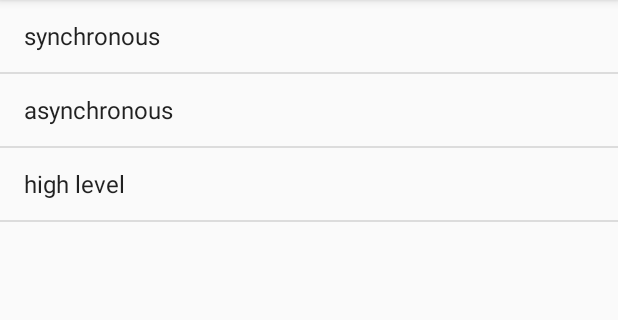
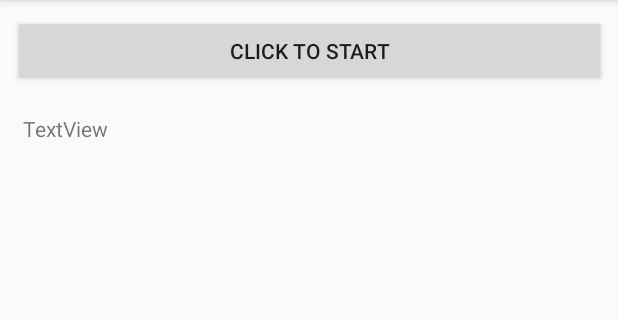
Before and after one commit to futurechallenger/kotlinAndroid, an Android app: the OKHttp3Activity screen opened directly, with no data from a screen before it, after a tap on "asynchronous", on a phone screen of 412 x 824 dp, the part 84-404 px from its top. Run offline under Robolectric (Android 15) with nearby library versions, the phone set to English and light mode, and no system bars.

Commit message:
async okhttp

```diff
--- a/app/src/main/AndroidManifest.xml
+++ b/app/src/main/AndroidManifest.xml
@@ -2,7 +2,7 @@
 <manifest xmlns:android="http://schemas.android.com/apk/res/android"
           package="test.demo.myapplication">
 
-    <uses-permission android:name="android.permission.INTERNET" />
+    <uses-permission android:name="android.permission.INTERNET"/>
 
     <application
         android:allowBackup="true"
@@ -34,6 +34,8 @@
         </activity>
         <activity android:name=".okHttp.AsyncActivity">
         </activity>
+        <activity android:name=".test.Main2Activity">
+        </activity>
     </application>
 
 </manifest>
--- a/app/src/main/java/test/demo/myapplication/OKHttp3Activity.kt
+++ b/app/src/main/java/test/demo/myapplication/OKHttp3Activity.kt
@@ -6,6 +6,7 @@ import android.support.v7.app.AppCompatActivity
 import android.util.Log
 import android.widget.ArrayAdapter
 import android.widget.ListView
+import test.demo.myapplication.okHttp.AsyncActivity
 import test.demo.myapplication.okHttp.SyncActivity
 
 class OKHttp3Activity : AppCompatActivity() {
@@ -19,15 +20,18 @@ class OKHttp3Activity : AppCompatActivity() {
     _listView = findViewById(R.id.listView) as ListView
     _listView!!.adapter = ArrayAdapter<String>(this, android.R.layout.simple_list_item_1,
             listOf("synchronous", "asynchronous", "high level"))
-    _listView!!.setOnItemClickListener { parent, view, position, id ->
+    _listView!!.setOnItemClickListener { _, _, position, _ ->
       Log.i("YO", "item clicked " + position)
       var t: Intent? = null
       when (position) {
         0 -> {
           t = Intent(this, SyncActivity::class.java)
-          startActivity(t)
+        }
+        1 -> {
+          t = Intent(this, AsyncActivity::class.java)
         }
       }
+      startActivity(t)
     }
   }
 }
--- a/app/src/main/java/test/demo/myapplication/okHttp/AsyncActivity.kt
+++ b/app/src/main/java/test/demo/myapplication/okHttp/AsyncActivity.kt
@@ -1,14 +1,57 @@
 package test.demo.myapplication.okHttp
 
+import android.os.Bundle
 import android.support.v7.app.AppCompatActivity
-import android.os.Bundle
+import android.util.Log
+import android.view.View
+import android.widget.Button
+import android.widget.TextView
+import okhttp3.*
+import test.demo.myapplication.R
+import java.io.IOException
 
-import test.demo.myapplication.R
+class AsyncActivity : AppCompatActivity(), View.OnClickListener {
+  private val TAG = AsyncActivity::class.java.simpleName
+  private var _textView: TextView? = null
+  private var _startButton: Button? = null
 
-class AsyncActivity : AppCompatActivity() {
+  private var _requestUrl = "https://api.github.com/"
+  private var _client = OkHttpClient()
 
   override fun onCreate(savedInstanceState: Bundle?) {
     super.onCreate(savedInstanceState)
     setContentView(R.layout.activity_async)
+
+    _startButton = findViewById(R.id.startButton) as Button
+    _textView = findViewById(R.id.textView) as TextView
+
+    _startButton!!.setOnClickListener(this)
+  }
+
+  override fun onClick(v: View?) {
+    try {
+      startRequest()
+    } catch(e: Exception) {
+      e.printStackTrace()
+    }
+  }
+
+  private fun startRequest() {
+
+    var request = Request.Builder().url(_requestUrl).build()
+    _client.newCall(request).enqueue(object : Callback {
+      override fun onFailure(call: Call?, e: IOException?) {
+        Log.i(TAG, "ERROR:- " + e!!.message)
+        call!!.cancel()
+      }
+
+      override fun onResponse(call: Call?, response: Response?) {
+        var gitResponse = response!!.body().string()
+//        Log.i(TAG, "response :- " + response!!.body().string())
+        this@AsyncActivity.runOnUiThread {
+          this@AsyncActivity._textView!!.text = gitResponse + " " + response!!.code()
+        }
+      }
+    })
   }
 }
--- a/app/src/main/res/layout/activity_async.xml
+++ b/app/src/main/res/layout/activity_async.xml
@@ -1,9 +1,35 @@
 <?xml version="1.0" encoding="utf-8"?>
-<RelativeLayout
+<android.support.constraint.ConstraintLayout
     xmlns:android="http://schemas.android.com/apk/res/android"
+    xmlns:app="http://schemas.android.com/apk/res-auto"
     xmlns:tools="http://schemas.android.com/tools"
     android:layout_width="match_parent"
     android:layout_height="match_parent"
     tools:context="test.demo.myapplication.okHttp.AsyncActivity">
 
-</RelativeLayout>
+    <Button
+        android:id="@+id/startButton"
+        android:layout_width="395dp"
+        android:layout_height="wrap_content"
+        android:layout_marginLeft="8dp"
+        android:layout_marginRight="8dp"
+        android:layout_marginTop="10dp"
+        android:text="click to start"
+        app:layout_constraintLeft_toLeftOf="parent"
+        app:layout_constraintRight_toRightOf="parent"
+        app:layout_constraintTop_toTopOf="parent"/>
+
+    <TextView
+        android:id="@+id/textView"
+        android:layout_width="382dp"
+        android:layout_height="110dp"
+        android:layout_marginLeft="8dp"
+        android:layout_marginRight="8dp"
+        android:layout_marginTop="18dp"
+        android:text="TextView"
+        app:layout_constraintLeft_toLeftOf="parent"
+        app:layout_constraintRight_toRightOf="parent"
+        app:layout_constraintTop_toBottomOf="@+id/startButton"
+        tools:layout_editor_absoluteX="16dp"/>
+
+</android.support.constraint.ConstraintLayout>
```
Also changed, not shown: app/src/main/res/layout/activity_main2.xml (added, +10 -0 lines), 1 other file.
